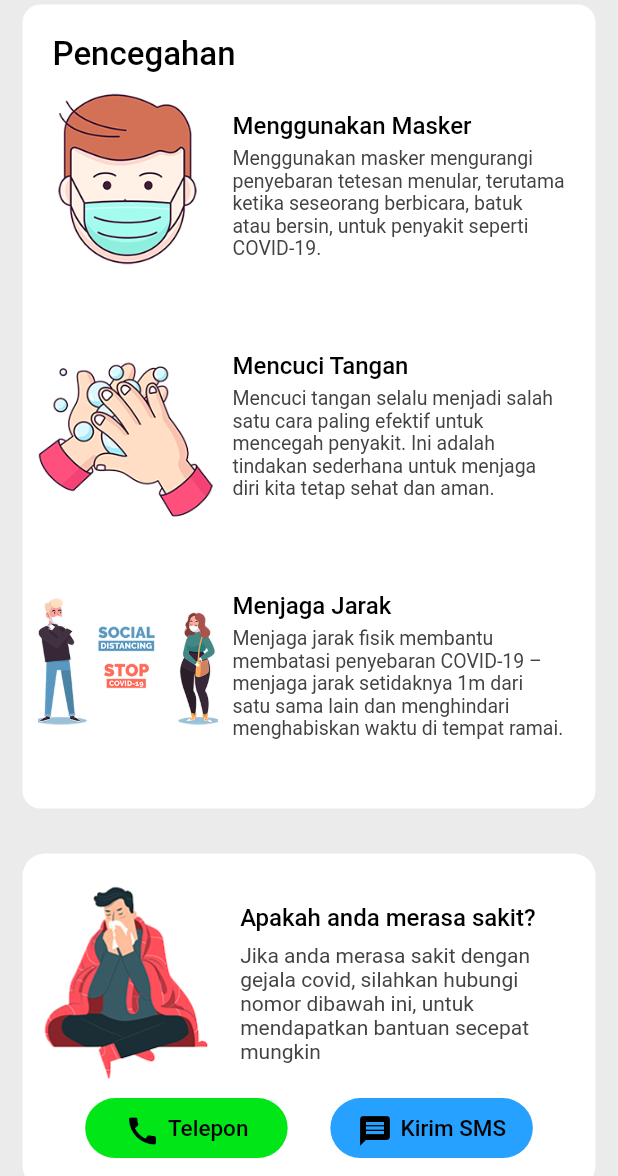
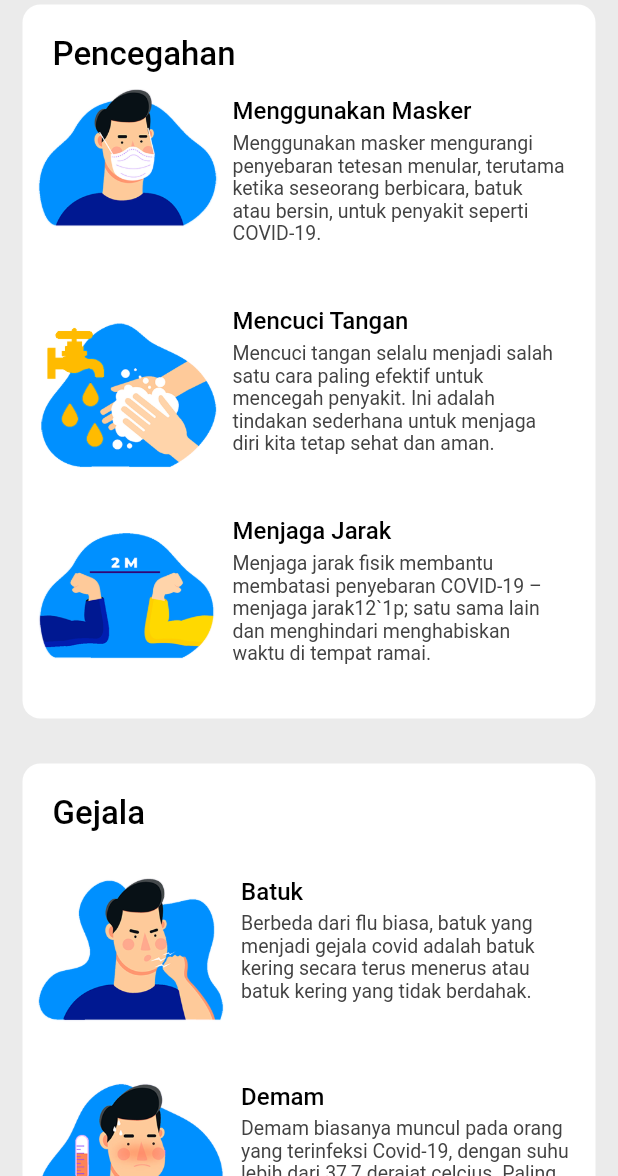
Before and after one commit to DevenValisten/Covid-19_Tracker, a Flutter app: the screen it shows after launch, scrolled down 576 dp, on a phone screen of 412 x 824 dp, the part 60-1236 px from its top. Run offline on Flutter 3.47's test engine with Material 2 defaults, Android fonts, the phone set to English and light mode, and no system bars; our stand-ins replace shared_preferences; network calls fail.

Commit message:
Add menu to drawer, add  symptoms menu, change illustration image and change phone number.
* Add "Rate This App" to drawer (it's not working because the app isn't in the play store yet).

* The layout and display of the symptoms menu is exactly the same as the prevention display, only the images(new images) and text have been changed.

* It seems that the correct 'satgas' phone number is 112 so the number has been changed from 119 to 112

```diff
--- a/lib/constant.dart
+++ b/lib/constant.dart
@@ -39,7 +39,19 @@ const String kWearMaskText =
 const String kWashHandText =
     'Mencuci tangan selalu menjadi salah satu cara paling efektif untuk mencegah penyakit. Ini adalah tindakan sederhana untuk menjaga diri kita tetap sehat dan aman.';
 const String kPhysicalDistancingText =
-    'Menjaga jarak fisik membantu membatasi penyebaran COVID-19 – menjaga jarak setidaknya 1m dari satu sama lain dan menghindari menghabiskan waktu di tempat ramai.';
+    'Menjaga jarak fisik membantu membatasi penyebaran COVID-19 – menjaga jarak12`1p; satu sama lain dan menghindari menghabiskan waktu di tempat ramai.';
+
+const String kCoughText =
+    'Berbeda dari flu biasa, batuk yang menjadi gejala covid adalah batuk kering secara terus menerus atau batuk kering yang tidak berdahak.';
+
+const String kFeverText =
+    'Demam biasanya muncul pada orang yang terinfeksi Covid-19, dengan suhu lebih dari 37,7 derajat celcius. Paling umum, suhu tubuh naik pada sore hari menjelang petang, karena ini merupakan cara virus menghasilkan demam.';
+
+const String kFatigueText =
+    'Kelelahan ekstrem dapat menjadi tanda seseorang terpapar corona. Ini menjadi pertanda imun merespons adanya infeksi, sehingga tubuh terasa lelah. Namun, lelah akibat Covid-19 biasanya disertai gejala lain seperti nyeri otot.';
+
+const String kHeadacheText =
+    'Biasanya sakit kepala berlangsung tidak lebih dari 72 jam, sedangkan lebih dari 10 % pasien Covid-19 merasakan sakit kepala lebih dari 72 jam, oleh sebab itu, orang-orang yang mengalami sakit kepala dengan durasi lebih dari 48-72 jam harus segera memeriksakan diri.';
 
 // API
 const String kGlobalAPI = 'https://covid19.mathdro.id/api';
--- a/lib/screens/home/components/header.dart
+++ b/lib/screens/home/components/header.dart
@@ -19,7 +19,7 @@ class Header extends StatelessWidget {
     return ClipPath(
       clipper: _MyClipper(),
       child: Container(
-        padding: EdgeInsets.only(left: 0, top: 100),
+        padding: EdgeInsets.only(left: 0, top: 80),
         height: 300,
         width: double.infinity,
         decoration: BoxDecoration(
@@ -42,7 +42,7 @@ class Header extends StatelessWidget {
               child: Stack(
                 children: [
                   Positioned(
-                    left: 10,
+                    left: 20,
                     top: 0,
                     child: Image.asset(
                       'assets/images/man_doctor.png',
--- a/lib/screens/home/components/learn_more.dart
+++ b/lib/screens/home/components/learn_more.dart
@@ -55,7 +55,7 @@ class LearnMore extends StatelessWidget {
                   ),
                 ),
                 Text(
-                  '#StayHome',
+                  '#StayAtHome',
                   style: Theme.of(context).textTheme.bodyText1!.copyWith(fontSize: 17),
                 ),
                 SizedBox(height: 15),
--- a/lib/screens/home/components/prevention.dart
+++ b/lib/screens/home/components/prevention.dart
@@ -32,18 +32,18 @@ class Prevention extends StatelessWidget {
           _PreventCard(
             title: 'Menggunakan Masker',
             text: kWearMaskText,
-            image: kWearMaskImage,
+            image: 'assets/illustration/wear_mask.png',
             imagePaddingTop: 0,
           ),
           _PreventCard(
             title: 'Mencuci Tangan',
             text: kWashHandText,
-            image: kWashHandsImage,
+            image: 'assets/illustration/wash_hands.png',
           ),
           _PreventCard(
             title: 'Menjaga Jarak',
             text: kPhysicalDistancingText,
-            image: kPhysicalDistancingkImage,
+            image: 'assets/illustration/distance.png',
           ),
         ],
       ),
@@ -70,7 +70,7 @@ class _PreventCard extends StatelessWidget {
     return Padding(
       padding: const EdgeInsets.only(bottom: 0),
       child: SizedBox(
-        height: 160,
+        height: 140,
         child: Stack(
           alignment: Alignment.centerLeft,
           children: <Widget>[
--- /dev/null
+++ b/lib/screens/home/components/symptomps.dart
@@ -0,0 +1,110 @@
+import 'package:flutter/material.dart';
+import 'package:covid_tracker/constant.dart';
+
+class Symptoms extends StatelessWidget {
+  const Symptoms({
+    Key? key,
+  }) : super(key: key);
+
+  @override
+  Widget build(BuildContext context) {
+    return Container(
+      margin: EdgeInsets.symmetric(horizontal: kDefaultPadding * 0.75, vertical: 15),
+      width: double.infinity,
+      decoration: BoxDecoration(
+        color: Theme.of(context).cardColor,
+        borderRadius: BorderRadius.circular(12),
+      ),
+      child: Column(
+        crossAxisAlignment: CrossAxisAlignment.start,
+        children: [
+          Padding(
+            padding: const EdgeInsets.only(top: 20, left: 20),
+            child: Text(
+              'Gejala',
+              style: Theme.of(context).textTheme.headline5!.copyWith(
+                    fontSize: 22,
+                    fontWeight: FontWeight.w500,
+                  ),
+            ),
+          ),
+          SizedBox(height: 10),
+          _SymptomsCard(
+            title: 'Batuk',
+            text: kCoughText,
+            image: 'assets/illustration/cough.png',
+          ),
+          _SymptomsCard(
+            title: 'Demam',
+            text: kFeverText,
+            image: 'assets/illustration/fever.png',
+          ),
+          _SymptomsCard(
+            title: 'Sakit Kepala',
+            text: kHeadacheText,
+            image: 'assets/illustration/headache.png',
+          ),
+          _SymptomsCard(
+            title: 'Kelelahan',
+            text: kFatigueText,
+            image: 'assets/illustration/fatigue.png',
+          ),
+        ],
+      ),
+    );
+  }
+}
+
+class _SymptomsCard extends StatelessWidget {
+  const _SymptomsCard({
+    Key? key,
+    required this.image,
+    required this.title,
+    required this.text,
+  }) : super(key: key);
+
+  final String image;
+  final String title;
+  final String text;
+
+  @override
+  Widget build(BuildContext context) {
+    return Container(
+      margin: EdgeInsets.symmetric(
+        vertical: kDefaultPadding,
+        horizontal: kDefaultPadding / 2,
+      ),
+      child: SizedBox(
+        child: Row(
+          crossAxisAlignment: CrossAxisAlignment.start,
+          children: [
+            Expanded(
+              flex: 5,
+              child: Image.asset(image),
+            ),
+            SizedBox(width: kDefaultPadding / 2),
+            Expanded(
+              flex: 9,
+              child: Column(
+                crossAxisAlignment: CrossAxisAlignment.start,
+                children: [
+                  Text(
+                    title,
+                    style: Theme.of(context).textTheme.bodyText1,
+                  ),
+                  SizedBox(height: kDefaultPadding / 5),
+                  Text(
+                    text,
+                    style: Theme.of(context).textTheme.bodyText2!.copyWith(
+                          fontSize: 13,
+                        ),
+                  ),
+                ],
+              ),
+            ),
+          ],
+        ),
+      ),
+    );
+  }
+}
--- a/lib/screens/home/components/symtomps_contact.dart
+++ b/lib/screens/home/components/symtomps_contact.dart
@@ -3,8 +3,8 @@ import 'package:url_launcher/url_launcher.dart';
 
 import '../../../constant.dart';
 
-class SymtompsContact extends StatelessWidget {
-  const SymtompsContact({
+class SymptomsContact extends StatelessWidget {
+  const SymptomsContact({
     Key? key,
   }) : super(key: key);
 
@@ -60,7 +60,7 @@ class SymtompsContact extends StatelessWidget {
                 icon: Icons.call,
                 color: Color(0xff00E617),
                 onTap: () {
-                  launch("tel:119");
+                  launch("tel:112");
                 },
               ),
               _ContactButton(
@@ -68,7 +68,7 @@ class SymtompsContact extends StatelessWidget {
                 icon: Icons.message,
                 color: Color(0xff26A1FF),
                 onTap: () {
-                  launch("sms:119");
+                  launch("sms:112");
                 },
               ),
             ],
--- a/lib/screens/home/home_screen.dart
+++ b/lib/screens/home/home_screen.dart
@@ -1,3 +1,4 @@
+import 'package:covid_tracker/screens/home/components/Symptomps.dart';
 import 'package:covid_tracker/screens/home/components/self_test.dart';
 import 'package:covid_tracker/widgets/custom_app_bar.dart';
 import 'package:covid_tracker/screens/navigation_drawer.dart';
@@ -63,7 +64,8 @@ class _HomeScreenState extends State<HomeScreen> {
               GlobalUpdate(),
               CountryUpdate(),
               Prevention(),
-              SymtompsContact(),
+              Symptoms(),
+              SymptomsContact(),
               // SelfTest(),
               LearnMore(),
               SizedBox(height: 20),
--- a/lib/theme/my_theme.dart
+++ b/lib/theme/my_theme.dart
@@ -19,6 +19,10 @@ class MyTheme {
       bodyText2: TextStyle(
         color: Colors.grey[800],
       ),
+      button: TextStyle(
+        color: Colors.black,
+        fontSize: 16,
+      ),
     ),
   );
 
@@ -38,13 +42,10 @@ class MyTheme {
       headline5: TextStyle(
         color: Color(0xffE6AD00),
       ),
+      button: TextStyle(
+        color: Colors.white,
+        fontSize: 16,
+      ),
     ),
-    // textTheme: TextTheme(
-
-    //   bodyText2: TextStyle(
-    //     color: Color(0xffD6D6D6),
-    //     fontSize: 15,
-    //   ),
-    // ),
   );
 }
--- a/pubspec.yaml
+++ b/pubspec.yaml
@@ -48,6 +48,7 @@ flutter:
   # To add assets to your application, add an assets section, like this:
   assets:
     - assets/images/
+    - assets/illustration/
   #   - images/a_dot_ham.jpeg
 
   # An image asset can refer to one or more resolution-specific "variants", see
```
Also changed, not shown: lib/screens/credit.dart (added, +15 -0 lines), lib/screens/navigation_drawer.dart (+49 -40 lines), assets/illustration/clean.png (added), assets/illustration/cough.png (added), assets/illustration/distance.png (added), assets/illustration/fatigue.png (added), assets/illustration/fever.png (added), assets/illustration/headache.png (added), assets/illustration/wash_hands.png (added), assets/illustration/wear_mask.png (added), 1 other file.
